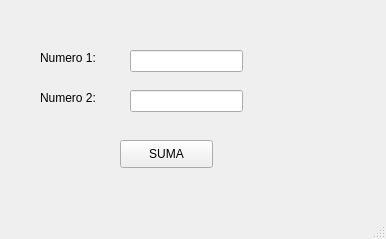
The window that Programas/U3_Clase/P1_UI_to_Python/P2_Ejemplo.ui (NEUTRALDUST21/PIP_2024_3_Eq_Maciel) describes before a commit, drawn with Qt 5.
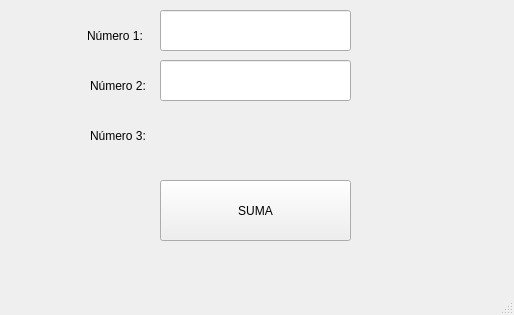
The same window after the commit.

```diff
--- a/Programas/U3_Clase/P1_UI_to_Python/P2_Ejemplo.ui
+++ b/Programas/U3_Clase/P1_UI_to_Python/P2_Ejemplo.ui
@@ -6,77 +6,108 @@
    <rect>
     <x>0</x>
     <y>0</y>
-    <width>386</width>
-    <height>239</height>
+    <width>514</width>
+    <height>315</height>
    </rect>
   </property>
   <property name="windowTitle">
    <string>MainWindow</string>
   </property>
   <widget class="QWidget" name="centralwidget">
+   <widget class="QPushButton" name="btn_sumar">
+    <property name="geometry">
+     <rect>
+      <x>160</x>
+      <y>180</y>
+      <width>191</width>
+      <height>61</height>
+     </rect>
+    </property>
+    <property name="text">
+     <string>SUMA</string>
+    </property>
+   </widget>
+   <widget class="QLineEdit" name="txt_num1">
+    <property name="geometry">
+     <rect>
+      <x>160</x>
+      <y>10</y>
+      <width>191</width>
+      <height>41</height>
+     </rect>
+    </property>
+    <property name="font">
+     <font>
+      <pointsize>12</pointsize>
+      <bold>true</bold>
+     </font>
+    </property>
+    <property name="text">
+     <string/>
+    </property>
+    <property name="alignment">
+     <set>Qt::AlignCenter</set>
+    </property>
+   </widget>
    <widget class="QLabel" name="label">
     <property name="geometry">
      <rect>
-      <x>40</x>
-      <y>50</y>
-      <width>55</width>
-      <height>16</height>
+      <x>87</x>
+      <y>20</y>
+      <width>61</width>
+      <height>31</height>
      </rect>
     </property>
     <property name="text">
-     <string>Numero 1:</string>
+     <string>Número 1:</string>
     </property>
    </widget>
    <widget class="QLabel" name="label_2">
     <property name="geometry">
      <rect>
-      <x>40</x>
-      <y>90</y>
-      <width>55</width>
-      <height>16</height>
+      <x>90</x>
+      <y>70</y>
+      <width>71</width>
+      <height>31</height>
      </rect>
     </property>
     <property name="text">
-     <string>Numero 2:</string>
-    </property>
-   </widget>
-   <widget class="QLineEdit" name="txt_num1">
-    <property name="geometry">
-     <rect>
-      <x>130</x>
-      <y>50</y>
-      <width>113</width>
-      <height>22</height>
-     </rect>
-    </property>
-    <property name="text">
-     <string/>
+     <string>Número 2:</string>
     </property>
    </widget>
    <widget class="QLineEdit" name="txt_num2">
     <property name="geometry">
      <rect>
-      <x>130</x>
-      <y>90</y>
-      <width>113</width>
-      <height>22</height>
+      <x>160</x>
+      <y>60</y>
+      <width>191</width>
+      <height>41</height>
      </rect>
     </property>
+    <property name="font">
+     <font>
+      <pointsize>12</pointsize>
+      <bold>true</bold>
+     </font>
+    </property>
     <property name="text">
      <string/>
     </property>
+    <property name="alignment">
+     <set>Qt::AlignCenter</set>
+    </property>
    </widget>
-   <widget class="QPushButton" name="btn_sumar">
+   <widget class="QLabel" name="label_3">
     <property name="geometry">
      <rect>
-      <x>120</x>
-      <y>140</y>
-      <width>93</width>
-      <height>28</height>
+      <x>90</x>
+      <y>120</y>
+      <width>71</width>
+      <height>31</height>
      </rect>
     </property>
     <property name="text">
-     <string>SUMA</string>
+     <string>Número 3:</string>
     </property>
    </widget>
   </widget>
```
Left out of the diff: 4 changed lines with no effect on the pictures.
